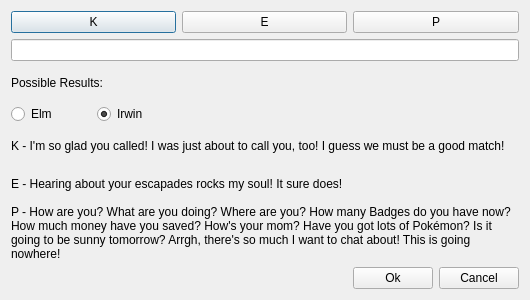
Before: the Qt Designer form Form/Gen4/Tools/SearchCalls.ui in Admiral-Fish/PokeFinder, drawn with Qt 5.
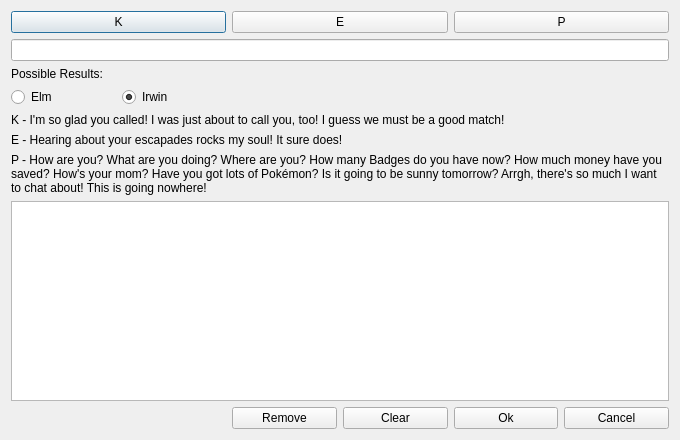
After: the same form once the commit is applied.

Commit message: expand search calls/flips windows in gen 4 seed to time + fix error with column header names

The edit to the form file:
```diff
--- a/Form/Gen4/Tools/SearchCalls.ui
+++ b/Form/Gen4/Tools/SearchCalls.ui
@@ -6,8 +6,8 @@
    <rect>
     <x>0</x>
     <y>0</y>
-    <width>530</width>
-    <height>300</height>
+    <width>680</width>
+    <height>440</height>
    </rect>
   </property>
   <property name="windowTitle">
@@ -101,14 +101,41 @@
      </property>
     </widget>
    </item>
-   <item row="7" column="4">
+   <item row="7" column="0" colspan="6">
+    <widget class="QTableView" name="tableViewPreview">
+     <property name="minimumSize">
+      <size>
+       <width>0</width>
+       <height>130</height>
+      </size>
+     </property>
+     <property name="selectionBehavior">
+      <enum>QAbstractItemView::SelectRows</enum>
+     </property>
+    </widget>
+   </item>
+   <item row="8" column="2">
+    <widget class="QPushButton" name="pushButtonRemove">
+     <property name="text">
+      <string>Remove</string>
+     </property>
+    </widget>
+   </item>
+   <item row="8" column="3">
+    <widget class="QPushButton" name="pushButtonClear">
+     <property name="text">
+      <string>Clear</string>
+     </property>
+    </widget>
+   </item>
+   <item row="8" column="4">
     <widget class="QPushButton" name="pushButtonOkay">
      <property name="text">
       <string>Ok</string>
      </property>
     </widget>
    </item>
-   <item row="7" column="5">
+   <item row="8" column="5">
     <widget class="QPushButton" name="pushButtonCancel">
      <property name="text">
       <string>Cancel</string>
```
The commit also changes 14 other files.
